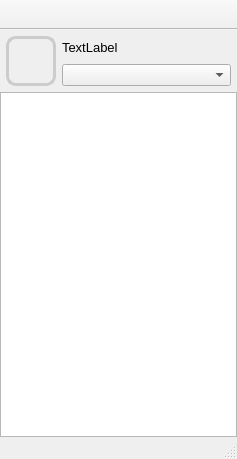
nonlin-lin-chaos-order-etc-etal/i2pchat, file src/gui/form_Main.ui: the form before one commit.
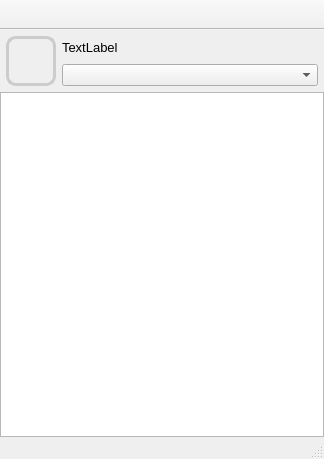
The form after the commit. Icons and pictures are not drawn.

```diff
--- a/src/gui/form_Main.ui
+++ b/src/gui/form_Main.ui
@@ -6,7 +6,7 @@
    <rect>
     <x>0</x>
     <y>0</y>
-    <width>237</width>
+    <width>324</width>
     <height>459</height>
    </rect>
   </property>
```
Left out of the diff: 26 changed lines with no effect on the pictures.
